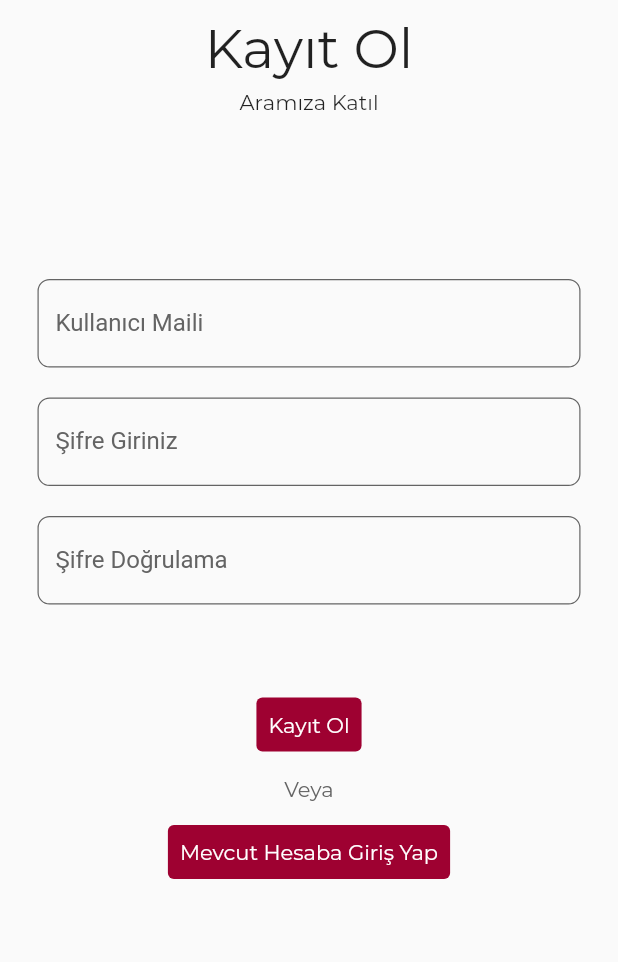
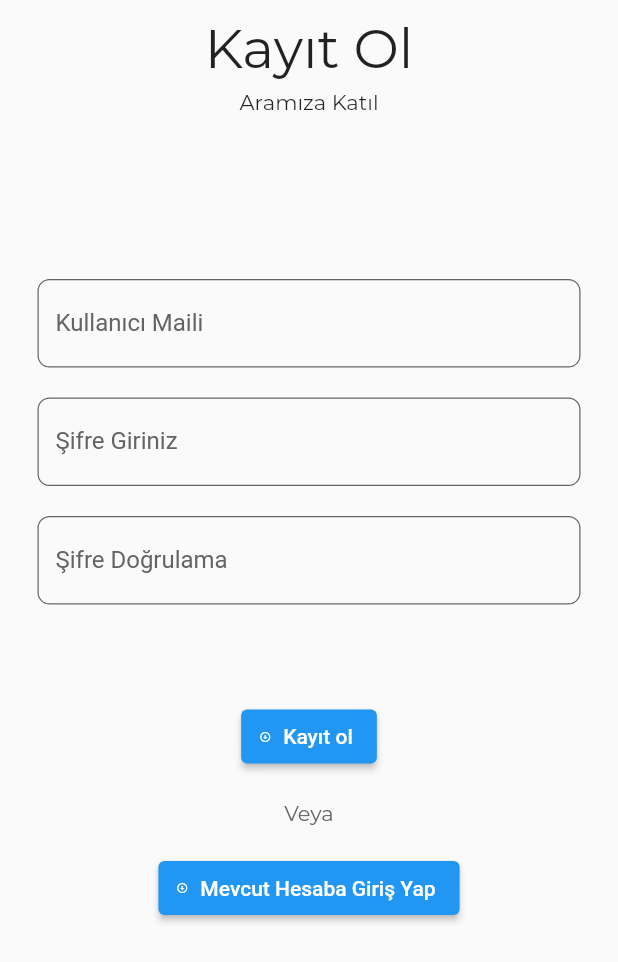
Before and after one commit to behemehal/GEE, a Flutter app: the RegisterPage screen opened directly, on a phone screen of 412 x 824 dp. Shown: the top 962 px of the screen. Run offline on Flutter 3.47's test engine with Material 2 defaults, Android fonts, the phone set to English and light mode, and no system bars; our stand-ins replace shared_preferences; accounts and stored records are empty.

Commit message:
register update

```diff
--- a/lib/pages/register.dart
+++ b/lib/pages/register.dart
@@ -1,5 +1,6 @@
 import 'package:flutter/material.dart';
 import 'package:shared_preferences/shared_preferences.dart';
+import 'package:gee/pages/login.dart';
 
 class RegisterPage extends StatefulWidget {
   @override
@@ -87,12 +88,17 @@ class RegisterPageState extends State<RegisterPage> {
                       ));
                     }
                   },
-                  child: Text(
-                    "Kayıt Ol",
-                    style: TextStyle(fontFamily: "Montserrat", color: Colors.white),
-                  ),
-                  style: ButtonStyle(
-                    backgroundColor: MaterialStateProperty.all<Color>(Color.fromRGBO(158, 1, 49, 1)),
+                  child: ElevatedButton.icon(
+                    onPressed: () {
+                      Navigator.push(
+                        context,
+                        MaterialPageRoute(
+                          builder: (context) => LoginPage(),
+                        ),
+                      );
+                    },
+                    icon: Icon(Icons.arrow_circle_down, size: 8),
+                    label: Text("Kayıt ol"),
                   ),
                 ),
               ),
@@ -106,18 +112,22 @@ class RegisterPageState extends State<RegisterPage> {
                   ),
                 ),
               ),
-
               TextButton(
                   onPressed: () {
                     Navigator.of(context).pop();
                   },
-                  child: Text(
-                    "Mevcut Hesaba Giriş Yap",
-                    style: TextStyle(fontFamily: "Montserrat", color: Colors.white),
-                  ),
-                  style: ButtonStyle(
-                    backgroundColor: MaterialStateProperty.all<Color>(Color.fromRGBO(158, 1, 49, 1)),
-                  )),
+                  child: ElevatedButton.icon(
+                    onPressed: () {
+                      Navigator.push(
+                        context,
+                        MaterialPageRoute(
+                          builder: (context) => LoginPage(),
+                        ),
+                      );
+                    },
+                    icon: Icon(Icons.arrow_circle_down, size: 8),
+                    label: Text("Mevcut Hesaba Giriş Yap"),
+                  ))
             ],
           ),
         ),
```
